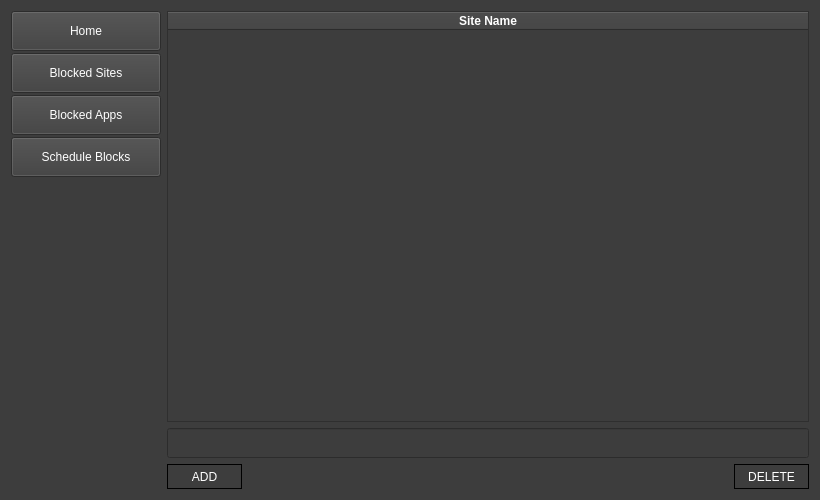
Old version of the form ui/blockedweb.ui in the repository HowePersonal/DistractionBlocker.
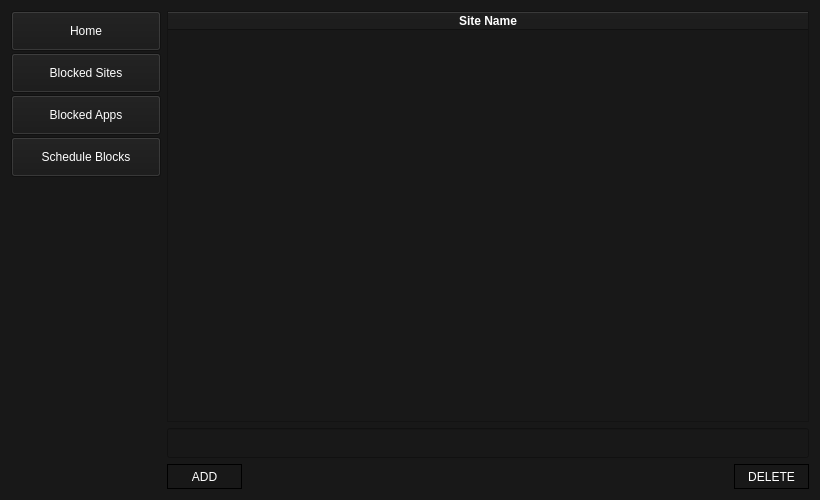
New version of the form.

The edit to the form file:
```diff
--- a/ui/blockedweb.ui
+++ b/ui/blockedweb.ui
@@ -26,7 +26,7 @@
    <string>Distraction Blocker</string>
   </property>
   <property name="styleSheet">
-   <string notr="true">background-color: rgb(61,61,61);
+   <string notr="true">background-color: rgb(24,24,24);
 </string>
   </property>
   <layout class="QGridLayout" name="gridLayout">
@@ -54,7 +54,7 @@
 }
 
 QHeaderView::section {
-	background-color: rgb(61,61,61);
+	background-color: rgb(24,24,24);
 	color: white;
 }
 
```
